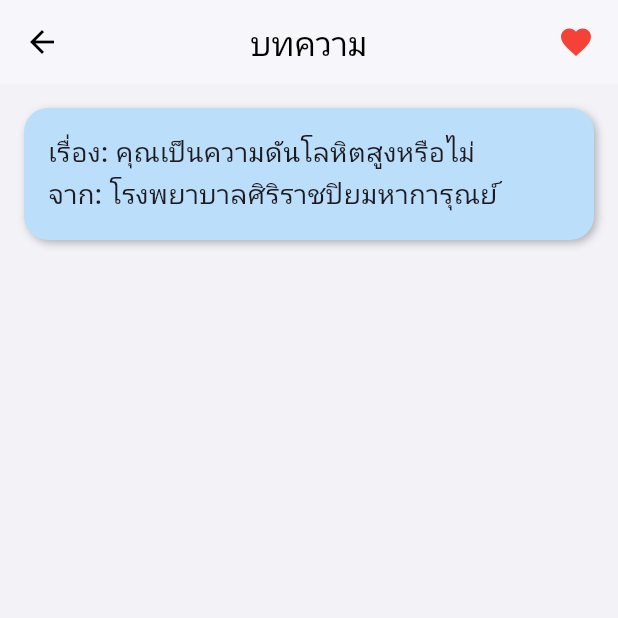
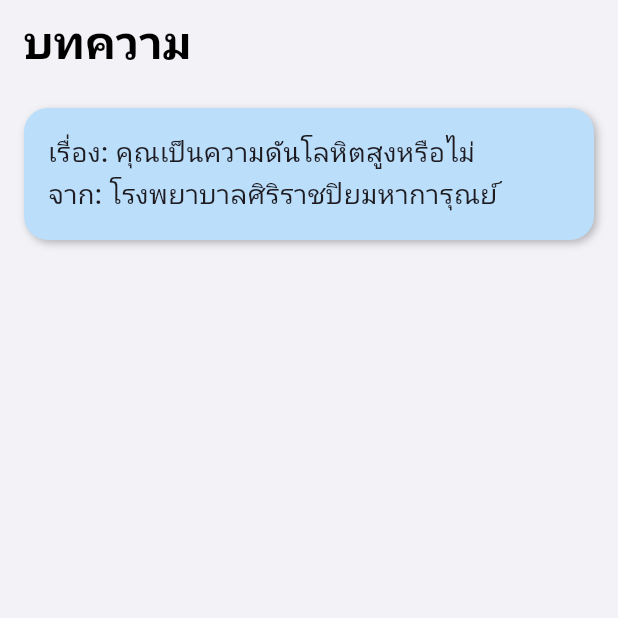
Before and after one commit to Tanonchai67/HeartCarePlus_Flutter, a Flutter app: the ArticlePage screen opened directly, on a phone screen of 412 x 824 dp, the top half of it. Run offline on Flutter 3.47's test engine with Material 3 defaults, Android fonts, the light colour scheme and no system bars; our stand-ins replace auto_size_text, firebase_auth, firebase_core, form_field_validator, table_calendar; accounts and stored records are empty.

Commit message:
Fix_LoginDB

```diff
--- a/lib/login/register.dart
+++ b/lib/login/register.dart
@@ -24,7 +24,7 @@
         if (snapshot.hasError) {
           return Scaffold(
             appBar: AppBar(
-              title: Text("Error"),
+              title: const Text("Error"),
             ),
             body: Center(
               child: Text("${snapshot.error}"),
@@ -34,7 +34,7 @@
 
         if (snapshot.connectionState == ConnectionState.waiting) {
           // กำลังโหลด
-          return Scaffold(
+          return const Scaffold(
             body: Center(
               child: CircularProgressIndicator(),
             ),
@@ -144,6 +144,8 @@
                                       'รหัสผ่านต้องมีอย่างน้อย 6 ตัวอักษร';
                                 } else if (e.code == 'email-already-in-use') {
                                   message = 'อีเมลนี้ถูกใช้แล้ว';
+                                } else if (e.code == 'network-request-failed') {
+                                  message = 'ไม่มีการเชื่อมต่ออินเทอร์เน็ต';
                                 } else {
                                   message = e.message ?? 'เกิดข้อผิดพลาด';
                                 }
--- a/lib/main.dart
+++ b/lib/main.dart
@@ -20,7 +20,6 @@
           child: MaterialApp(
         debugShowCheckedModeBanner: false,
         home: Scaffold(
-          resizeToAvoidBottomInset: true,
           body: AuthCheck(),
         ),
       )),
--- a/lib/pages/ArticlePage/ArticlePage.dart
+++ b/lib/pages/ArticlePage/ArticlePage.dart
@@ -1,4 +1,3 @@
-// ignore_for_file: file_names
 import 'package:flutter/material.dart';
 import 'package:heartcare_plus/pages/ArticlePage/ArtiicleDetail.dart';
 
@@ -10,20 +9,14 @@
     return Scaffold(
       backgroundColor: const Color(0xFFF2F2F7),
       appBar: AppBar(
-        backgroundColor: Colors.white,
-        elevation: 1,
-        leading: IconButton(
-          icon: const Icon(Icons.arrow_back, color: Colors.black),
-          onPressed: () => Navigator.pop(context),
+        title: const Text('บทความ'),
+        titleTextStyle: const TextStyle(
+          fontWeight: FontWeight.bold,
+          fontSize: 30,
+          color: Colors.black,
         ),
-        title: const Text('บทความ', style: TextStyle(color: Colors.black)),
-        centerTitle: true,
-        actions: const [
-          Padding(
-            padding: EdgeInsets.only(right: 16),
-            child: Icon(Icons.favorite, color: Colors.red),
-          ),
-        ],
+        backgroundColor: const Color(0xFFF2F2F7),
+        automaticallyImplyLeading: false,
       ),
       body: Padding(
         padding: const EdgeInsets.all(16),
```
Also changed, not shown: lib/login/forget_pass.dart (+16 -3 lines), lib/login/home_login.dart (+2 -5 lines), lib/login/login.dart (+16 -3 lines), lib/main_page.dart (+32 -8 lines), lib/pages/setting/setting.dart (+10 -1 lines).
